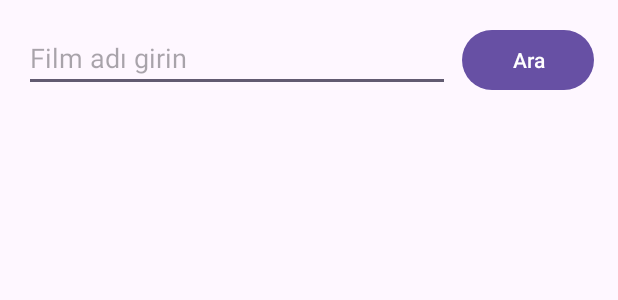
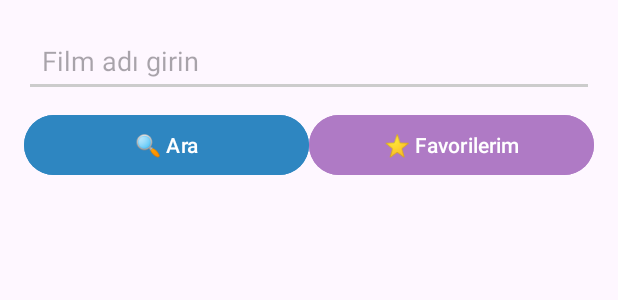
Before and after one commit to berivankorlaelci/CineTrack, an Android app: the layout activity_main.xml on its own in the app's theme, with its tools: preview values and no code run, on a phone screen of 412 x 824 dp. Shown: the top 300 px of the screen. Run offline under Robolectric (Android 15) with nearby library versions, the phone set to English and light mode, and no system bars.

Commit message:
add favorites part for user's decided films

```diff
--- a/app/src/main/AndroidManifest.xml
+++ b/app/src/main/AndroidManifest.xml
@@ -24,6 +24,8 @@
 
         <activity android:name=".ui.MainActivity" />
         <activity android:name=".ui.MovieDetailActivity" />
+        <activity android:name=".ui.FavoritesActivity" />
+
 
     </application>
 
--- /dev/null
+++ b/app/src/main/res/drawable/rounded_edittext.xml
@@ -0,0 +1,6 @@
+<shape xmlns:android="http://schemas.android.com/apk/res/android"
+    android:shape="rectangle">
+    <solid android:color="#FFFFFF" />
+    <stroke android:width="1dp" android:color="#CCCCCC"/>
+    <corners android:radius="12dp" />
+</shape>
--- a/app/src/main/res/layout/activity_main.xml
+++ b/app/src/main/res/layout/activity_main.xml
@@ -6,31 +6,54 @@
     android:layout_height="match_parent"
     android:padding="16dp">
 
+    <!-- Arama Kutusu -->
     <EditText
         android:id="@+id/searchEditText"
         android:layout_width="0dp"
         android:layout_height="wrap_content"
         android:hint="Film adı girin"
         android:inputType="text"
+        android:padding="12dp"
+        android:backgroundTint="#CCCCCC"
+        android:textColor="#000000"
         app:layout_constraintTop_toTopOf="parent"
         app:layout_constraintStart_toStartOf="parent"
-        app:layout_constraintEnd_toStartOf="@+id/searchButton"
-        android:layout_marginEnd="8dp"/>
+        app:layout_constraintEnd_toEndOf="parent" />
 
+    <!-- Ara Butonu -->
     <Button
         android:id="@+id/searchButton"
-        android:layout_width="wrap_content"
+        android:layout_width="0dp"
         android:layout_height="wrap_content"
-        android:text="Ara"
-        app:layout_constraintTop_toTopOf="parent"
+        android:text="🔍 Ara"
+        android:backgroundTint="#2E86C1"
+        android:textColor="#FFFFFF"
+        android:layout_marginTop="8dp"
+        app:layout_constraintTop_toBottomOf="@id/searchEditText"
+        app:layout_constraintStart_toStartOf="parent"
+        app:layout_constraintEnd_toStartOf="@+id/buttonFavorites"
+        app:layout_constraintHorizontal_bias="0.5"/>
+
+    <!-- Favorilerim Butonu -->
+    <Button
+        android:id="@+id/buttonFavorites"
+        android:layout_width="0dp"
+        android:layout_height="wrap_content"
+        android:text="⭐ Favorilerim"
+        android:backgroundTint="#AF7AC5"
+        android:textColor="#FFFFFF"
+        android:layout_marginTop="8dp"
+        app:layout_constraintTop_toBottomOf="@id/searchEditText"
+        app:layout_constraintStart_toEndOf="@id/searchButton"
         app:layout_constraintEnd_toEndOf="parent"/>
 
+    <!-- RecyclerView -->
     <androidx.recyclerview.widget.RecyclerView
         android:id="@+id/recyclerView"
         android:layout_width="0dp"
         android:layout_height="0dp"
         android:layout_marginTop="16dp"
-        app:layout_constraintTop_toBottomOf="@id/searchEditText"
+        app:layout_constraintTop_toBottomOf="@id/searchButton"
         app:layout_constraintBottom_toBottomOf="parent"
         app:layout_constraintStart_toStartOf="parent"
         app:layout_constraintEnd_toEndOf="parent"/>
```
Also changed, not shown: app/src/main/java/com/example/cinetrack/model/Movie.java (+54 -15 lines), app/src/main/java/com/example/cinetrack/ui/FavoritesActivity.java (added, +67 -0 lines), app/src/main/java/com/example/cinetrack/ui/MainActivity.java (+7 -1 lines), app/src/main/res/layout/activity_favorites.xml (added, +26 -0 lines), app/src/main/res/layout/activity_login.xml (+16 -6 lines), app/src/main/res/drawable/background_movie.jpg (added).
